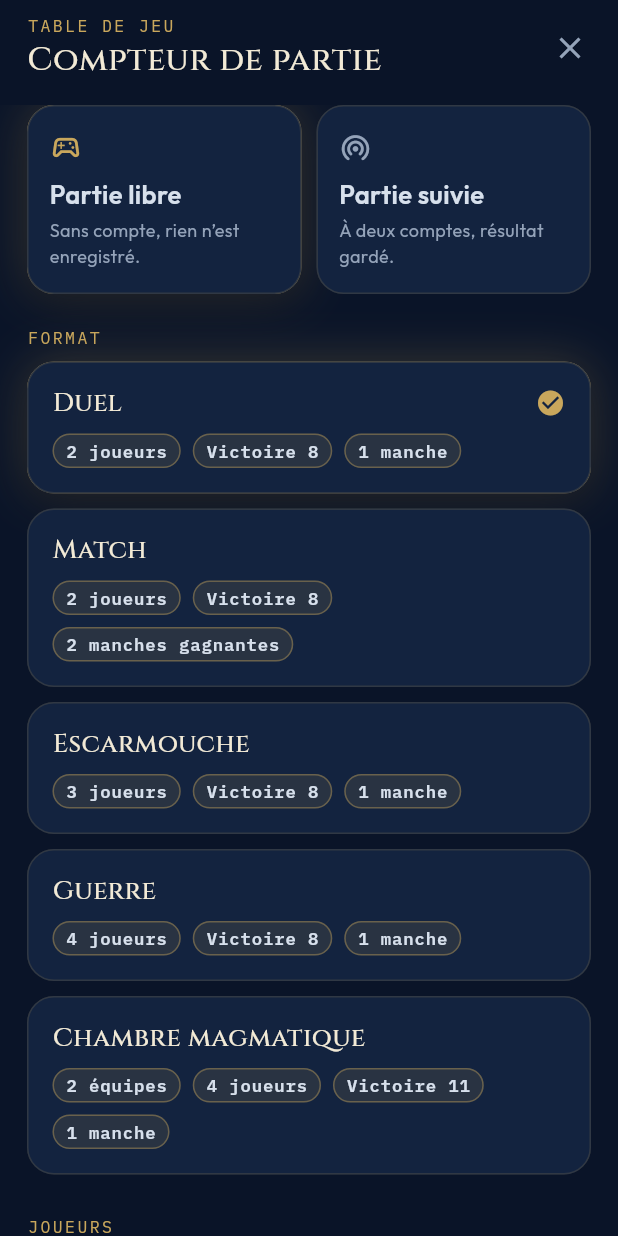
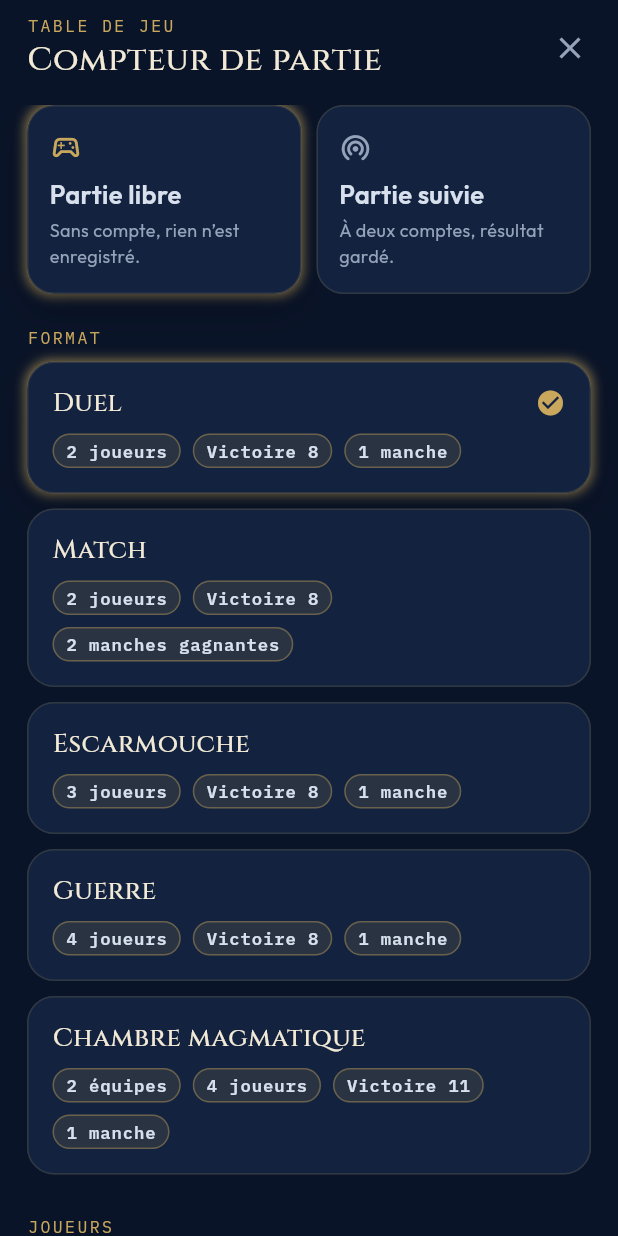
Before and after one commit to Arcneell/riftarium, a Flutter app: the GameScreen screen opened by its route, on a phone screen of 412 x 824 dp. Run offline on Flutter 3.47's test engine with Material 3 defaults, Android fonts, the phone set to English and light mode, and no system bars; our stand-ins replace cached_network_image, camera, dio, flutter_cache_manager, flutter_riverpod, flutter_secure_storage and 4 more; missing offline and left inert: google_mlkit_text_recognition; accounts and stored records are empty; network calls fail.

Commit message:
Mobile : compteur — le tour du joueur se voit vraiment (liseré net) (#84)
* Mobile : compteur — liseré net à la couleur du joueur actif (fini le halo diffus).

Co-Authored-By: Claude Fable 5 <noreply@anthropic.com>

* Mobile : compteur — contour du joueur actif totalement opaque (4 px pleins, seule la lueur derrière respire).

Co-Authored-By: Claude Fable 5 <noreply@anthropic.com>

---------

Co-authored-by: Claude Fable 5 <noreply@anthropic.com>

```diff
--- a/riftarium/apps/mobile/lib/features/game/ui/widgets/game_theme.dart
+++ b/riftarium/apps/mobile/lib/features/game/ui/widgets/game_theme.dart
@@ -73,19 +73,26 @@ class ScoreGems extends StatelessWidget {
   }
 }
 
-/// Filet or qui respire autour du joueur actif. Statique quand le système
-/// demande moins de mouvement.
+/// Contour opaque autour de l'élément actif : un trait plein à la couleur du
+/// joueur, sans transparence ni dégradé — le joueur dont c'est le tour doit se
+/// voir de l'autre bout de la table. Seul le halo serré derrière le trait
+/// respire ; statique quand le système demande moins de mouvement.
 class ActiveGlow extends StatefulWidget {
   const ActiveGlow({
     super.key,
     required this.active,
     required this.child,
     this.borderRadius = RiftRadius.md,
+    this.color = RiftColors.gold,
   });
 
   final bool active;
   final Widget child;
   final double borderRadius;
+
+  /// Teinte du liseré : l'or par défaut (sélections), la couleur du joueur
+  /// sur la table de jeu.
+  final Color color;
 
   @override
   State<ActiveGlow> createState() => _ActiveGlowState();
@@ -142,22 +149,31 @@ class _ActiveGlowState extends State<ActiveGlow>
     );
   }
 
-  Widget _frame(double intensity, Widget child) => DecoratedBox(
+  Widget _frame(double intensity, Widget child) {
+    // Inactif : simple filet discret. Actif : contour de 4 px totalement
+    // opaque à la couleur du joueur — jamais de transparence ni de dégradé
+    // sur le trait lui-même, il doit se lire d'un coup d'œil sur n'importe
+    // quelle illustration. Seul le petit halo derrière respire.
+    return DecoratedBox(
       decoration: BoxDecoration(
         borderRadius: BorderRadius.circular(widget.borderRadius),
         border: Border.all(
-        color: RiftColors.gold.withValues(alpha: 0.12 + 0.78 * intensity),
-        width: intensity == 0 ? 1 : 2,
+          color: intensity == 0
+              ? RiftColors.gold.withValues(alpha: 0.12)
+              : widget.color,
+          width: intensity == 0 ? 1 : 4,
         ),
         boxShadow: intensity == 0
             ? null
             : [
                 BoxShadow(
-                color: RiftColors.gold.withValues(alpha: 0.28 * intensity),
-                blurRadius: 26,
+                  color: widget.color.withValues(alpha: 0.35 + 0.4 * intensity),
+                  blurRadius: 6,
+                  spreadRadius: 1,
                 ),
               ],
       ),
       child: child,
     );
   }
+}
--- a/riftarium/apps/mobile/lib/features/game/ui/widgets/player_panel.dart
+++ b/riftarium/apps/mobile/lib/features/game/ui/widgets/player_panel.dart
@@ -51,6 +51,9 @@ class PlayerPanel extends StatelessWidget {
     final color = player.color;
     return ActiveGlow(
       active: active,
+      // Le liseré prend la couleur du joueur : à quatre autour de la table,
+      // « c'est à moi » se lit à la teinte, pas seulement à la présence du trait.
+      color: color,
       child: ClipRRect(
         borderRadius: BorderRadius.circular(RiftRadius.md),
         // Le panneau s'adapte à sa place : plein écran en duel, un quart
```
Lines whose indentation alone changed are shown as unchanged.
